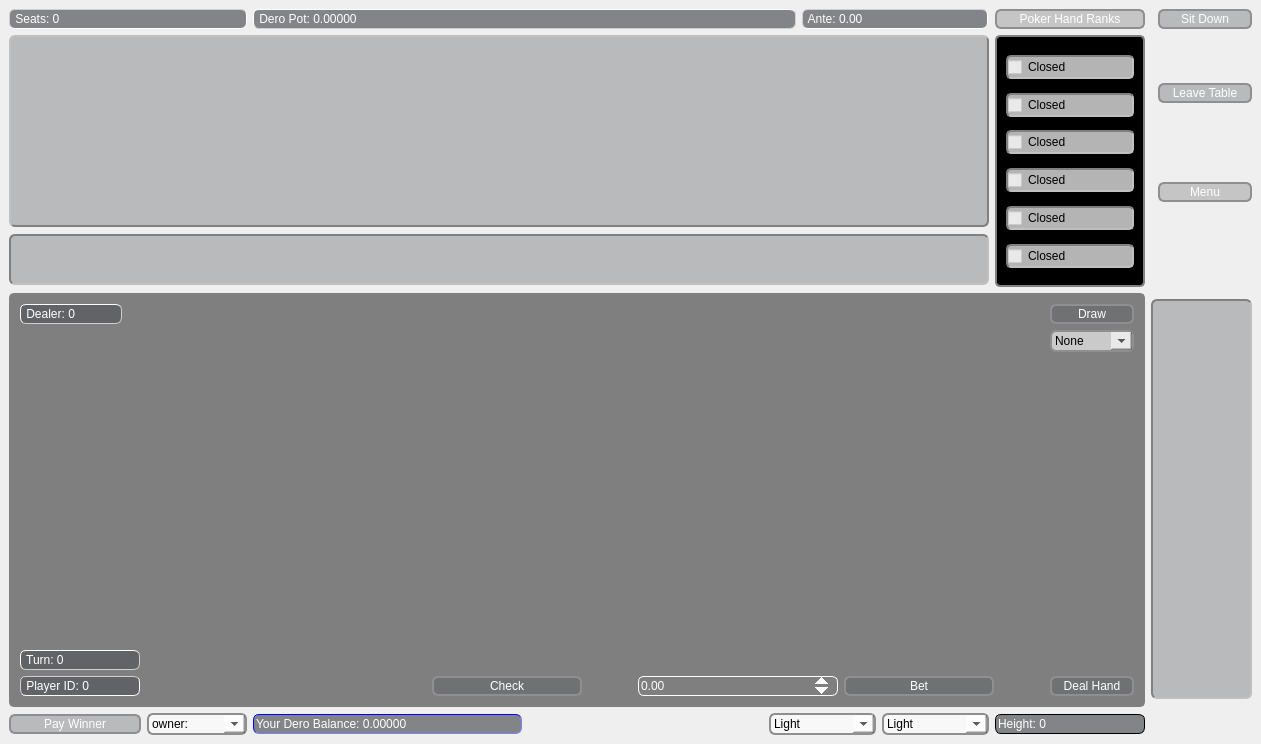
SixofClubsss/Dero-Poker-Table, file FiveCardDraw/mainwindow.ui: the form before one commit.
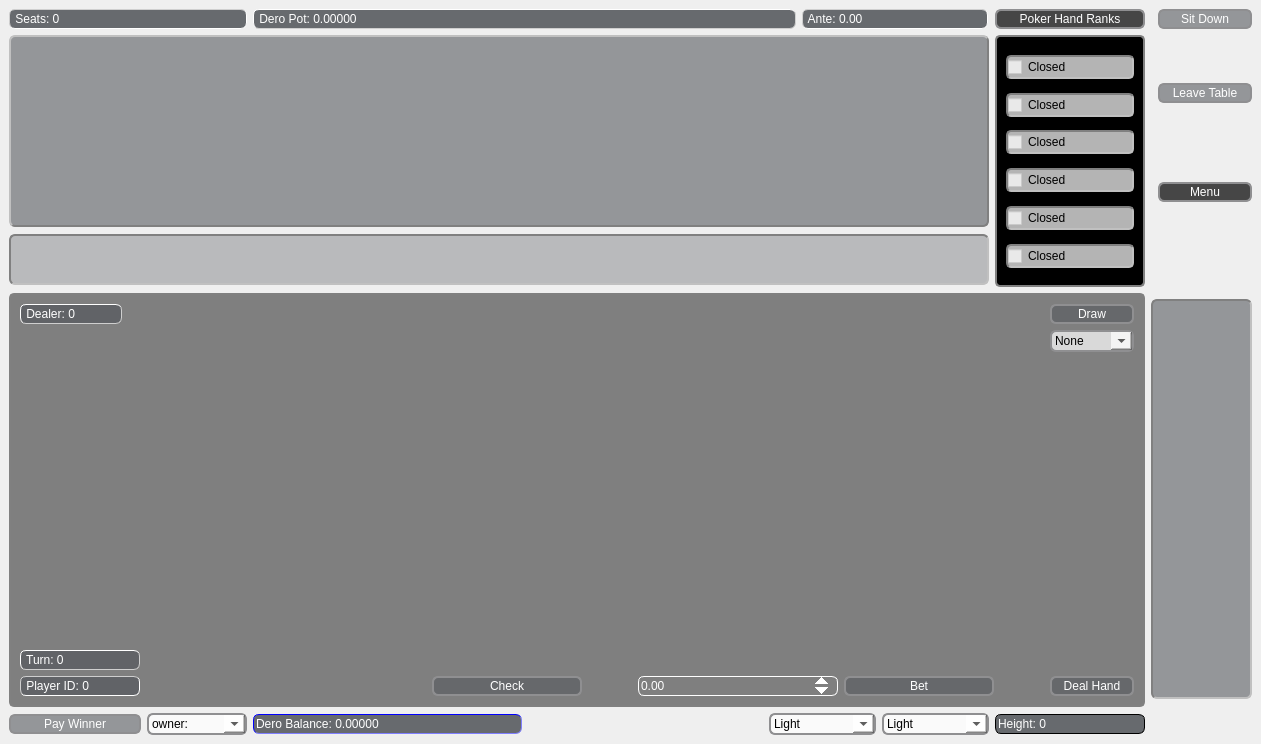
The form after the commit. Icons and pictures are not drawn.

The edit to the form file:
```diff
--- a/FiveCardDraw/mainwindow.ui
+++ b/FiveCardDraw/mainwindow.ui
@@ -24,18 +24,14 @@
     <normaloff>:/images/pokerLogo.png</normaloff>:/images/pokerLogo.png</iconset>
   </property>
   <property name="styleSheet">
-   <string notr="true">QMainWindow{
-	background-image: url(:/images/background.png);	
-}
-
-QGroupBox {
+   <string notr="true">QGroupBox {
     border: 2px solid gray;
     border-radius: 5px;
 }
 
 QPushButton:enabled{
 	color: rgb(255, 255, 255);
-	background-color: rgba(85, 88, 93, 90);
+	background-color: rgba(85, 88, 93, 150);
     border: 2px solid #8f8f91;
     border-radius: 6px;
     min-width: 80px;
@@ -102,7 +98,7 @@
 
 QComboBox::enabled {
 	color: rgb(0, 0, 0);
-	background-color: rgba(255, 255, 255, 150);
+	background-color: rgba(255, 255, 255, 180);
     border: 2px solid #8f8f91;
     border-radius: 6px;
     min-width: 80px;
@@ -125,11 +121,13 @@
 }
 
 QComboBox QAbstractItemView {
-	color: rgb(255, 255, 255);
+	color: rgb(0, 0, 0);
     border: 2px solid darkgray;
 	background-color: rgba(255, 255, 255, 150);
+    min-width: 120px;
 }
 
+
 QComboBox:hover {
 	background-color: rgba(79, 186, 196, 150);
 }</string>
@@ -155,7 +153,7 @@
       </property>
       <property name="styleSheet">
        <string notr="true">QDoubleSpinBox{
-    background-color: rgba(85, 88, 93, 180);
+    background-color: rgba(85, 88, 93, 225);
     border-style: inset;
     border-width: 1px;
     border-radius: 6px;
@@ -208,7 +206,7 @@
       </property>
       <property name="styleSheet">
        <string notr="true">QDoubleSpinBox{
-    background-color: rgba(85, 88, 93, 180);
+    background-color: rgba(85, 88, 93, 225);
     border-style: outset;
     border-width: 1px;
     border-radius: 6px;
@@ -255,7 +253,7 @@
       </property>
       <property name="styleSheet">
        <string notr="true">QDoubleSpinBox{
-    background-color: rgba(85, 88, 93, 180);
+    background-color: rgba(85, 88, 93, 225);
     border-style: inset;
     border-width: 1px;
     border-radius: 6px;
@@ -300,7 +298,7 @@
       <property name="styleSheet">
        <string notr="true">QPushButton:enabled{
 	color: rgb(255, 255, 255);
-	background-color: rgba(0, 0, 0, 45);
+	background-color: rgba(0, 0, 0, 180);
     border: 2px solid #8f8f91;
     border-radius: 6px;
     min-width: 80px;
@@ -376,7 +374,7 @@
     border-width: 2px;
     border-radius: 6px;
     padding: 3px;
-    background-color: rgba(85, 88, 93, 90);
+    background-color: rgba(85, 88, 93, 150);
     color: rgb(255, 255, 255);
 }
 </string>
@@ -662,7 +660,7 @@
       <property name="styleSheet">
        <string notr="true">QPushButton:enabled{
 	color: rgb(255, 255, 255);
-	background-color: rgba(0, 0, 0, 45);
+	background-color: rgba(0, 0, 0, 180);
     border: 2px solid #8f8f91;
     border-radius: 6px;
     min-width: 80px;
@@ -1329,7 +1327,7 @@
        <enum>Qt::NoFocus</enum>
       </property>
       <property name="styleSheet">
-       <string notr="true">    background-color: rgba(85, 88, 93, 90);
+       <string notr="true">    background-color: rgba(85, 88, 93, 150);
     color: rgb(255, 255, 255);
     border-color: rgb(128, 128, 128);
     border-style: inset;
@@ -1431,7 +1429,7 @@
       </property>
       <property name="styleSheet">
        <string notr="true">QDoubleSpinBox{
-    background-color: rgba(85, 88, 93, 180);
+    background-color: rgba(85, 88, 93, 225);
     border-style: inset;
     border-width: 1px;
     border-radius: 6px;
@@ -1446,7 +1444,7 @@
        <enum>QAbstractSpinBox::NoButtons</enum>
       </property>
       <property name="prefix">
-       <string>Your Dero Balance: </string>
+       <string>Dero Balance: </string>
       </property>
       <property name="decimals">
        <number>5</number>
@@ -1527,7 +1525,7 @@
       </property>
       <property name="styleSheet">
        <string notr="true">QDoubleSpinBox{
-    background-color: rgba(85, 88, 93, 180);
+    background-color: rgba(85, 88, 93, 225);
     border-style: inset;
     border-width: 1px;
     border-radius: 6px;
```
Left out of the diff: 63 changed lines with no effect on the pictures.
